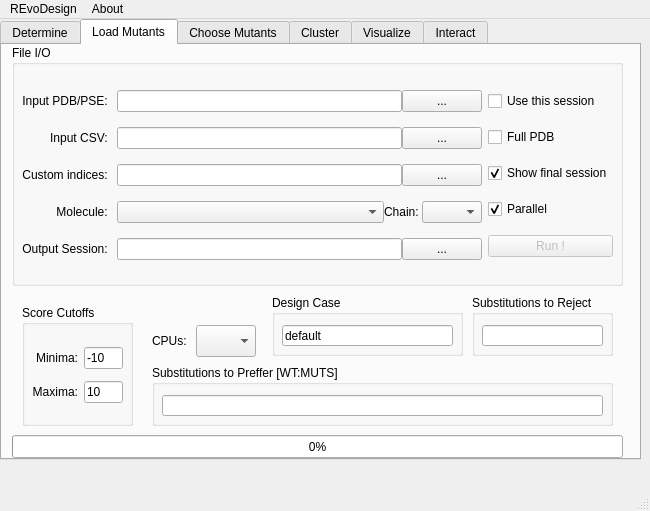
Before: the Qt Designer form REvoDesign/UI/REvoDesign-PyMOL.ui in YaoYinYing/REvoDesign, drawn with Qt 5.
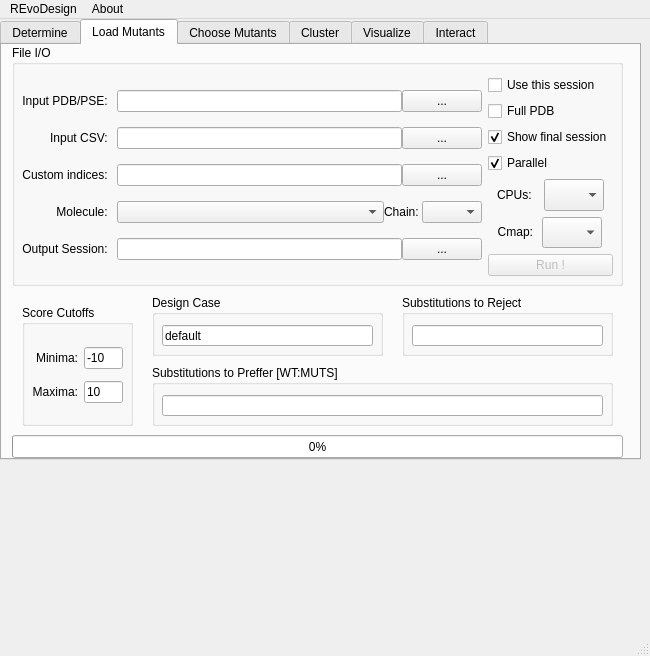
After: the same form once the commit is applied. The open tabs and pages were chosen to show the change.

Commit message: minor fixes on cmap and hydrogens

Diff of the .ui file:
```diff
--- a/REvoDesign/UI/REvoDesign-PyMOL.ui
+++ b/REvoDesign/UI/REvoDesign-PyMOL.ui
@@ -7,7 +7,7 @@
     <x>0</x>
     <y>0</y>
     <width>650</width>
-    <height>511</height>
+    <height>656</height>
    </rect>
   </property>
   <property name="sizePolicy">
@@ -964,7 +964,7 @@
         <item>
          <layout class="QVBoxLayout" name="verticalLayout_7">
           <property name="spacing">
-           <number>0</number>
+           <number>-1</number>
           </property>
           <property name="sizeConstraint">
            <enum>QLayout::SetNoConstraint</enum>
@@ -1009,6 +1009,96 @@
             </property>
            </widget>
           </item>
+          <item>
+           <layout class="QHBoxLayout" name="horizontalLayout_31" stretch="0,0">
+            <property name="spacing">
+             <number>0</number>
+            </property>
+            <property name="sizeConstraint">
+             <enum>QLayout::SetMinAndMaxSize</enum>
+            </property>
+            <item>
+             <widget class="QLabel" name="label_nproc_2">
+              <property name="sizePolicy">
+               <sizepolicy hsizetype="Fixed" vsizetype="Maximum">
+                <horstretch>0</horstretch>
+                <verstretch>0</verstretch>
+               </sizepolicy>
+              </property>
+              <property name="maximumSize">
+               <size>
+                <width>16777215</width>
+                <height>50</height>
+               </size>
+              </property>
+              <property name="layoutDirection">
+               <enum>Qt::RightToLeft</enum>
+              </property>
+              <property name="text">
+               <string>CPUs: </string>
+              </property>
+              <property name="alignment">
+               <set>Qt::AlignRight|Qt::AlignTrailing|Qt::AlignVCenter</set>
+              </property>
+             </widget>
+            </item>
+            <item>
+             <widget class="QComboBox" name="comboBox_nproc_2">
+              <property name="sizePolicy">
+               <sizepolicy hsizetype="Fixed" vsizetype="Maximum">
+                <horstretch>0</horstretch>
+                <verstretch>0</verstretch>
+               </sizepolicy>
+              </property>
+              <property name="minimumSize">
+               <size>
+                <width>0</width>
+                <height>0</height>
+               </size>
+              </property>
+              <property name="maximumSize">
+               <size>
+                <width>60</width>
+                <height>50</height>
+               </size>
+              </property>
+             </widget>
+            </item>
+           </layout>
+          </item>
+          <item>
+           <layout class="QHBoxLayout" name="horizontalLayout_32">
+            <property name="spacing">
+             <number>0</number>
+            </property>
+            <item>
+             <widget class="QLabel" name="label_54">
+              <property name="sizePolicy">
+               <sizepolicy hsizetype="Maximum" vsizetype="Maximum">
+                <horstretch>0</horstretch>
+                <verstretch>0</verstretch>
+               </sizepolicy>
+              </property>
+              <property name="text">
+               <string>Cmap:</string>
+              </property>
+              <property name="alignment">
+               <set>Qt::AlignRight|Qt::AlignTrailing|Qt::AlignVCenter</set>
+              </property>
+             </widget>
+            </item>
+            <item>
+             <widget class="QComboBox" name="comboBox_cmap_2">
+              <property name="maximumSize">
+               <size>
+                <width>60</width>
+                <height>50</height>
+               </size>
+              </property>
+             </widget>
+            </item>
+           </layout>
+          </item>
           <item>
            <widget class="QPushButton" name="pushButton_run_PSSM_to_pse">
             <property name="enabled">
@@ -1056,9 +1146,9 @@
      <widget class="QGroupBox" name="groupBox_reject_substitution">
       <property name="geometry">
        <rect>
-        <x>470</x>
+        <x>400</x>
         <y>250</y>
-        <width>141</width>
+        <width>211</width>
         <height>61</height>
        </rect>
       </property>
@@ -1070,7 +1160,7 @@
         <rect>
          <x>10</x>
          <y>30</y>
-         <width>121</width>
+         <width>191</width>
          <height>21</height>
         </rect>
        </property>
@@ -1082,9 +1172,9 @@
      <widget class="QGroupBox" name="groupBox">
       <property name="geometry">
        <rect>
-        <x>270</x>
+        <x>150</x>
         <y>250</y>
-        <width>191</width>
+        <width>231</width>
         <height>61</height>
        </rect>
       </property>
@@ -1096,7 +1186,7 @@
         <rect>
          <x>10</x>
          <y>30</y>
-         <width>171</width>
+         <width>211</width>
          <height>21</height>
         </rect>
        </property>
@@ -1186,65 +1276,6 @@
        </layout>
       </widget>
      </widget>
-     <widget class="QWidget" name="horizontalLayoutWidget_10">
-      <property name="geometry">
-       <rect>
-        <x>150</x>
-        <y>280</y>
-        <width>111</width>
-        <height>32</height>
-       </rect>
-      </property>
-      <layout class="QHBoxLayout" name="horizontalLayout_31" stretch="0,0">
-       <property name="sizeConstraint">
-        <enum>QLayout::SetMinAndMaxSize</enum>
-       </property>
-       <item>
-        <widget class="QLabel" name="label_nproc_2">
-         <property name="sizePolicy">
-          <sizepolicy hsizetype="Fixed" vsizetype="Maximum">
-           <horstretch>0</horstretch>
-           <verstretch>0</verstretch>
-          </sizepolicy>
-         </property>
-         <property name="maximumSize">
-          <size>
-           <width>16777215</width>
-           <height>50</height>
-          </size>
-         </property>
-         <property name="text">
-          <string>CPUs: </string>
-         </property>
-         <property name="alignment">
-          <set>Qt::AlignRight|Qt::AlignTrailing|Qt::AlignVCenter</set>
-         </property>
-        </widget>
-       </item>
-       <item>
-        <widget class="QComboBox" name="comboBox_nproc_2">
-         <property name="sizePolicy">
-          <sizepolicy hsizetype="Fixed" vsizetype="Maximum">
-           <horstretch>0</horstretch>
-           <verstretch>0</verstretch>
-          </sizepolicy>
-         </property>
-         <property name="minimumSize">
-          <size>
-           <width>0</width>
-           <height>0</height>
-          </size>
-         </property>
-         <property name="maximumSize">
-          <size>
-           <width>60</width>
-           <height>50</height>
-          </size>
-         </property>
-        </widget>
-       </item>
-      </layout>
-     </widget>
     </widget>
     <widget class="QWidget" name="tab_mutant_choices">
      <property name="statusTip">
```
Left out of the diff: 2 changed lines with no effect on the pictures. The commit also changes 2 other files.
